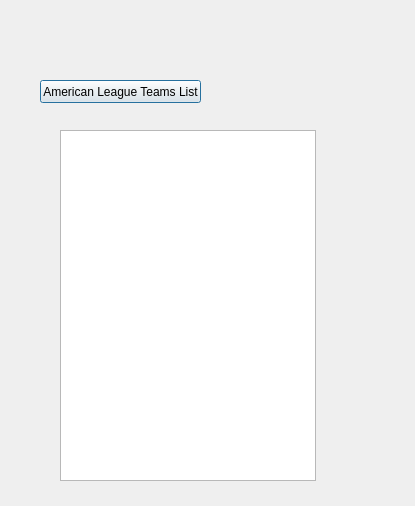
ellenyim8/project2, file stadiumlists.ui: the form before one commit.
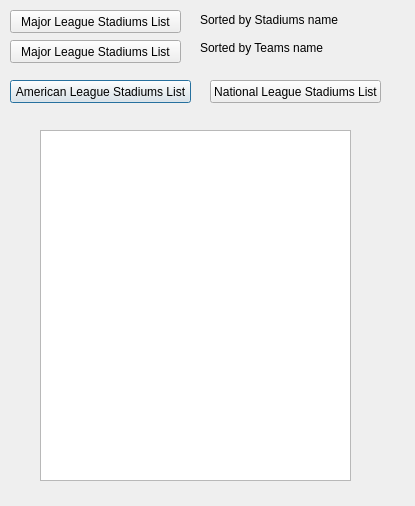
The form after the commit.

Diff of the .ui file:
```diff
--- a/stadiumlists.ui
+++ b/stadiumlists.ui
@@ -16,26 +16,91 @@
   <widget class="QPushButton" name="pushButton">
    <property name="geometry">
     <rect>
-     <x>40</x>
+     <x>10</x>
      <y>80</y>
-     <width>161</width>
+     <width>181</width>
      <height>23</height>
     </rect>
    </property>
    <property name="text">
-    <string>American League Teams List</string>
+    <string>American League Stadiums List</string>
    </property>
   </widget>
   <widget class="QListWidget" name="listWidget">
    <property name="geometry">
     <rect>
-     <x>60</x>
+     <x>40</x>
      <y>130</y>
-     <width>256</width>
+     <width>311</width>
      <height>351</height>
     </rect>
    </property>
   </widget>
+  <widget class="QPushButton" name="pushButton_2">
+   <property name="geometry">
+    <rect>
+     <x>210</x>
+     <y>80</y>
+     <width>171</width>
+     <height>23</height>
+    </rect>
+   </property>
+   <property name="text">
+    <string>National League Stadiums List</string>
+   </property>
+  </widget>
+  <widget class="QPushButton" name="pushButton_3">
+   <property name="geometry">
+    <rect>
+     <x>10</x>
+     <y>40</y>
+     <width>171</width>
+     <height>23</height>
+    </rect>
+   </property>
+   <property name="text">
+    <string>Major League Stadiums List</string>
+   </property>
+  </widget>
+  <widget class="QPushButton" name="pushButton_4">
+   <property name="geometry">
+    <rect>
+     <x>10</x>
+     <y>10</y>
+     <width>171</width>
+     <height>23</height>
+    </rect>
+   </property>
+   <property name="text">
+    <string>Major League Stadiums List</string>
+   </property>
+  </widget>
+  <widget class="QLabel" name="label">
+   <property name="geometry">
+    <rect>
+     <x>200</x>
+     <y>10</y>
+     <width>141</width>
+     <height>20</height>
+    </rect>
+   </property>
+   <property name="text">
+    <string>Sorted by Stadiums name</string>
+   </property>
+  </widget>
+  <widget class="QLabel" name="label_2">
+   <property name="geometry">
+    <rect>
+     <x>200</x>
+     <y>40</y>
+     <width>131</width>
+     <height>16</height>
+    </rect>
+   </property>
+   <property name="text">
+    <string>Sorted by Teams name</string>
+   </property>
+  </widget>
  </widget>
  <resources/>
  <connections/>
```
